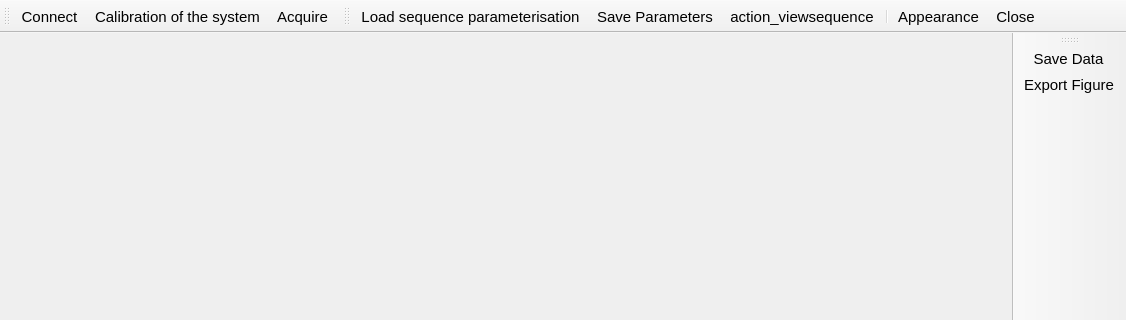
josalggui/MaRGE, file ui/mainview.ui: the form before one commit; both pictures show x 0 to 1126 and y 0 to 320 of the 1126 by 800 pixel window.
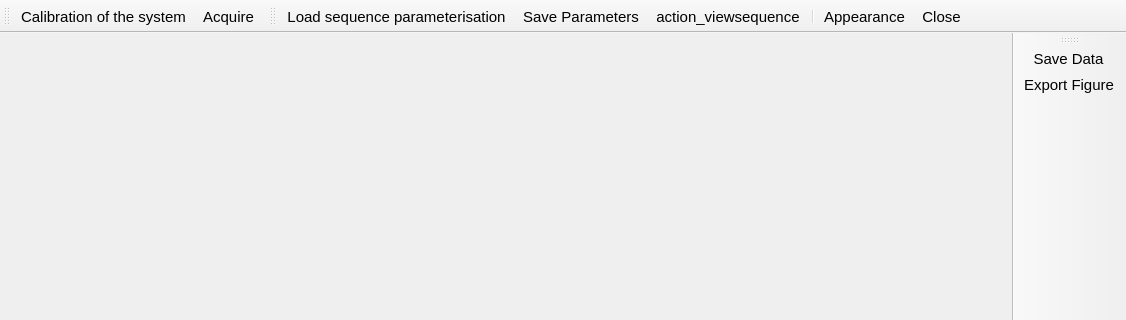
The form after the commit. Icons and pictures are not drawn.

What changed in the file:
```diff
--- a/ui/mainview.ui
+++ b/ui/mainview.ui
@@ -346,7 +346,6 @@
    <attribute name="toolBarBreak">
     <bool>false</bool>
    </attribute>
-   <addaction name="action_connect"/>
    <addaction name="action_calibration"/>
    <addaction name="action_acquire"/>
   </widget>
```
Left out of the diff: 9 changed lines with no effect on the pictures.
